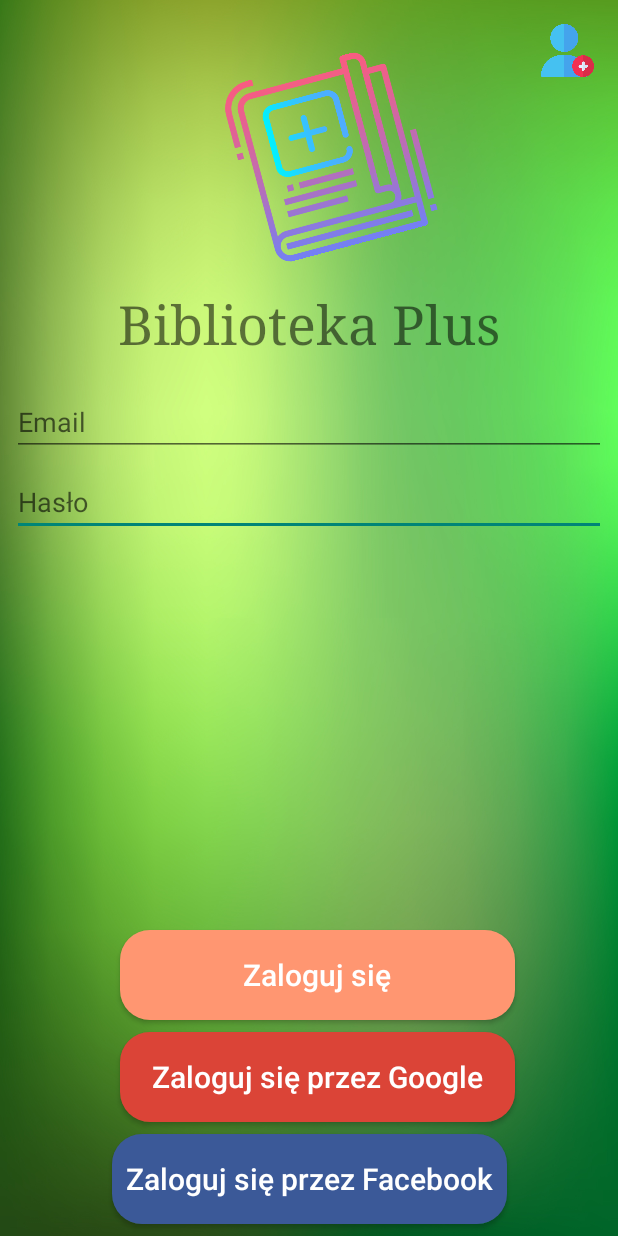
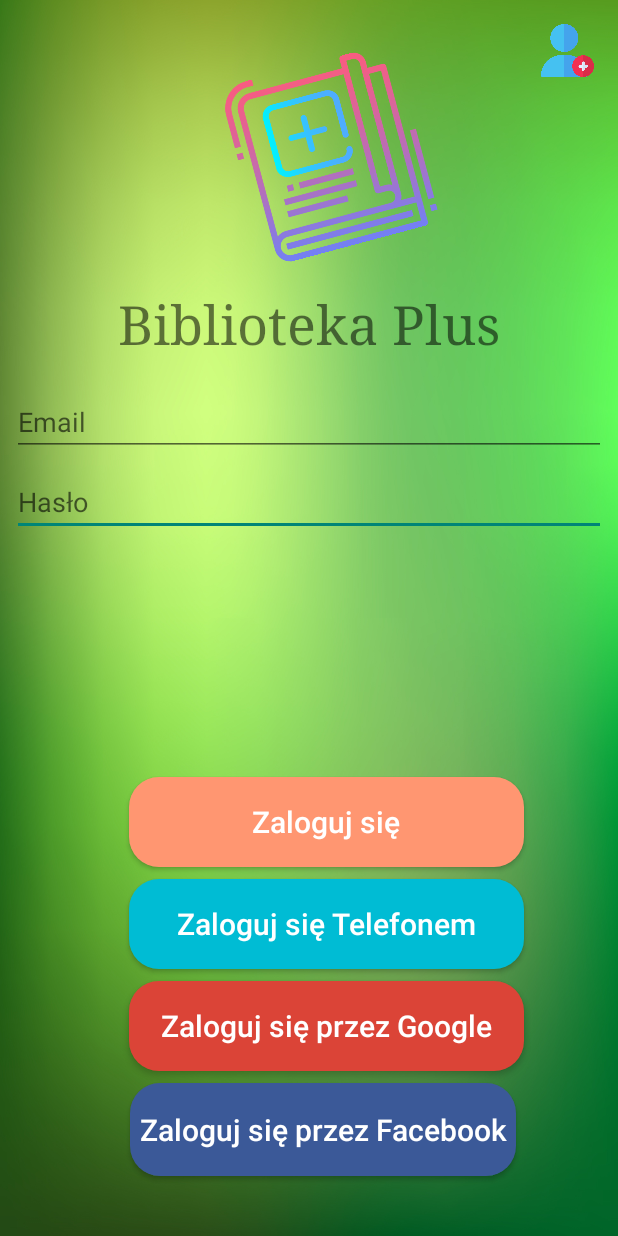
Before and after one commit to dawid2010/bibliotekaplus, an Android app: the screen it shows after launch (logowanie), on a phone screen of 412 x 824 dp. Run offline under Robolectric (Android 15) with nearby library versions, the phone set to English and light mode, and no system bars; our stand-ins replace Firebase (no records; nobody signed in at launch, a user with empty details on screens opened directly).

Commit message:
Dodanie nowej funkcjonalnośći logowania przez telefon

```diff
--- a/app/src/main/AndroidManifest.xml
+++ b/app/src/main/AndroidManifest.xml
@@ -52,6 +52,7 @@
         <activity android:name=".ranking" />
         <activity android:name=".ranking_gen" />
         <activity android:name=".logowanie_google" />
+        <activity android:name=".logowanie_tel" />
         <meta-data
             android:name="com.google.android.geo.API_KEY"
             android:value="AIzaSyCUI864TMgeS2gWTf2u6TITPPDuQms4TjA" />
--- a/app/src/main/java/mobile/bibliotekaplus/logowanie.java
+++ b/app/src/main/java/mobile/bibliotekaplus/logowanie.java
@@ -25,36 +25,50 @@ import java.util.Calendar;
 import java.util.Date;
 
 public class logowanie extends AppCompatActivity {
-
+    String test = "";
     private ImageView imageView;
     private GlobalClass globalClass;
+
     @Override
     protected void onCreate(@Nullable Bundle savedInstanceState) {
         super.onCreate(savedInstanceState);
         setContentView(R.layout.activity_logowanie);
-        globalClass =(GlobalClass) getApplicationContext();
+        globalClass = (GlobalClass) getApplicationContext();
+        db.collection("zamowienie")
+                .get()
+                .addOnCompleteListener(new OnCompleteListener<QuerySnapshot>() {
+                    @Override
+                    public void onComplete(@NonNull Task<QuerySnapshot> task) {
+                        if (task.isSuccessful()) {
+                            for (QueryDocumentSnapshot document : task.getResult()) {
+                                test += document.getData().toString();
+                            }
+                        }
+                        System.out.println(test);
+                    }
+                });
 
-        imageView =(ImageView) findViewById(R.id.logo);
+        imageView = (ImageView) findViewById(R.id.logo);
         loadUser();
         animateShakeLogo();
         init();
         initFB();
         initGoogle();
         initRejestracja();
+        initTEL();
     }
 
     private void animateShakeLogo() {
-        Animation shake = AnimationUtils.loadAnimation(this,R.anim.shake);
+        Animation shake = AnimationUtils.loadAnimation(this, R.anim.shake);
         imageView.setAnimation(shake);
     }
 
-    private void init(){
+    private void init() {
         Button btnMap = (Button) findViewById(R.id.logowanie_d);
         btnMap.setOnClickListener(new View.OnClickListener() {
             @Override
-            public void onClick(View view){
-                if(validateUser()) {
-
+            public void onClick(View view) {
+                if (validateUser()) {
                     Intent intent = new Intent(logowanie.this, menu_glowne.class);
                     startActivity(intent);
                 }
@@ -62,44 +76,55 @@ public class logowanie extends AppCompatActivity {
         });
     }
 
-    private void initRejestracja(){
+    private void initRejestracja() {
         Button btnMap = (Button) findViewById(R.id.btnrejestracja);
         btnMap.setOnClickListener(new View.OnClickListener() {
             @Override
-            public void onClick(View view){
-                    Intent intent = new Intent(logowanie.this, rejestracja.class);
-                    startActivity(intent);
-
+            public void onClick(View view) {
+                Intent intent = new Intent(logowanie.this, rejestracja.class);
+                startActivity(intent);
             }
         });
     }
 
-    private void initFB(){
+    private void initTEL() {
+        Button btnMap = (Button) findViewById(R.id.logowanie_tel);
+        btnMap.setOnClickListener(new View.OnClickListener() {
+            @Override
+            public void onClick(View view) {
+                Intent intent = new Intent(logowanie.this, logowanie_tel.class);
+                startActivity(intent);
+            }
+        });
+    }
+
+    private void initFB() {
         Button btnMap = (Button) findViewById(R.id.logowanie_fb);
         btnMap.setOnClickListener(new View.OnClickListener() {
             @Override
-            public void onClick(View view){
+            public void onClick(View view) {
                 Intent intent = new Intent(logowanie.this, logowanie_fb.class);
                 startActivity(intent);
-
             }
         });
     }
-    private void initGoogle(){
+
+    private void initGoogle() {
         Button btnMap = (Button) findViewById(R.id.btnlogowanie_google);
         btnMap.setOnClickListener(new View.OnClickListener() {
             @Override
-            public void onClick(View view){
+            public void onClick(View view) {
                 Intent intent = new Intent(logowanie.this, logowanie_google.class);
                 startActivity(intent);
-
             }
         });
     }
 
     private FirebaseFirestore db = FirebaseFirestore.getInstance();
+
     private ArrayList<ArrayList<String>> uzytkownicy = new ArrayList<>();
-    private void loadUser(){
+
+    private void loadUser() {
         db.collection("uzytkownicy")
                 .get()
                 .addOnCompleteListener(new OnCompleteListener<QuerySnapshot>() {
@@ -117,57 +142,54 @@ public class logowanie extends AppCompatActivity {
                                 uzytkownik.add(document.getId());
                                 Calendar cal = Calendar.getInstance();
                                 Date dzis = cal.getTime();
-                                long difference = Math.abs(dzis.getTime()-dataurodzenia.getTime());
-                                difference = difference/ (24 * 60 * 60 * 1000)/365;
+                                long difference = Math.abs(dzis.getTime() - dataurodzenia.getTime());
+                                difference = difference / (24 * 60 * 60 * 1000) / 365;
                                 Calendar cal2 = Calendar.getInstance();
                                 cal2.setTime(dataurodzenia);
                                 int year = cal2.get(Calendar.YEAR);
                                 int month = cal2.get(Calendar.MONTH);
                                 int day = cal2.get(Calendar.DAY_OF_MONTH);
-                                String dataurodzeniaT = day+"-"+(month+1)+"-"+year;
-                                uzytkownik.add(difference+"");
+                                String dataurodzeniaT = day + "-" + (month + 1) + "-" + year;
+                                uzytkownik.add(difference + "");
                                 uzytkownik.add(plec);
                                 uzytkownik.add(dataurodzeniaT);
                                 uzytkownicy.add(uzytkownik);
                             }
                         } else {
-                            String taskExc = task.getException()+"";
-                            Toast.makeText(logowanie.this,taskExc , Toast.LENGTH_SHORT).show();
-
+                            String taskExc = task.getException() + "";
+                            Toast.makeText(logowanie.this, taskExc, Toast.LENGTH_SHORT).show();
                         }
                     }
                 });
     }
 
-    private boolean validateUser(){
-         EditText editTextMail;
-         EditText editTextHaslo;
-        editTextMail =(EditText) findViewById(R.id.mail);
-        editTextHaslo = (EditText)findViewById(R.id.haslo);
+    private boolean validateUser() {
+        EditText editTextMail;
+        EditText editTextHaslo;
+        editTextMail = (EditText) findViewById(R.id.mail);
+        editTextHaslo = (EditText) findViewById(R.id.haslo);
         String mail = editTextMail.getText().toString().trim();
         String haslo = editTextHaslo.getText().toString().trim();
         Boolean autoryzacja = false;
-        for(ArrayList<String> u:uzytkownicy){
-            if(u.get(0).equals(mail)){
-                if(u.get(1).equals(haslo)){
-                    autoryzacja=true;
+        for (ArrayList<String> u : uzytkownicy) {
+            if (u.get(0).equals(mail)) {
+                if (u.get(1).equals(haslo)) {
+                    autoryzacja = true;
                     globalClass.setMail(u.get(0));
                     globalClass.setUserId(u.get(2));
                     globalClass.setUserWiek(Double.parseDouble(u.get(3)));
                     globalClass.setPlec(u.get(4));
                     globalClass.setDataUrodzenia(u.get(5));
+                } else {
+                    Toast.makeText(this, "Błędne hasło", Toast.LENGTH_SHORT).show();
                 }
-                else{
-                    Toast.makeText(this,"Błędne hasło",Toast.LENGTH_SHORT).show();
-                }
-            }
-            else{
+            } else {
                 //
             }
         }
 
-        if(!autoryzacja){
-            Toast.makeText(this,"Brak użytkownika, zarejestruj się lub zaloguj się przez social media",Toast.LENGTH_SHORT).show();
+        if (!autoryzacja) {
+            Toast.makeText(this, "Brak użytkownika, zarejestruj się lub zaloguj się przez social media", Toast.LENGTH_SHORT).show();
         }
         return autoryzacja;
     }
--- /dev/null
+++ b/app/src/main/res/drawable-v24/tel_button.xml
@@ -0,0 +1,5 @@
+<?xml version="1.0" encoding="utf-8"?>
+<shape xmlns:android="http://schemas.android.com/apk/res/android" android:shape="rectangle">
+    <solid android:color="#00BCD4"/>
+    <corners android:radius="20dp"/>
+</shape>
--- a/app/src/main/res/layout/activity_logowanie.xml
+++ b/app/src/main/res/layout/activity_logowanie.xml
@@ -7,6 +7,23 @@
     android:layout_height="match_parent"
     android:background="@drawable/tlo"
     >
+
+    <Button
+        android:id="@+id/logowanie_tel"
+        android:layout_width="263dp"
+        android:layout_height="60dp"
+        android:layout_marginStart="8dp"
+        android:layout_marginEnd="8dp"
+        android:layout_marginBottom="8dp"
+        android:background="@drawable/tel_button"
+        android:text="Zaloguj się Telefonem"
+        android:textAllCaps="false"
+        android:textColor="@color/common_google_signin_btn_text_dark_default"
+        android:textSize="20sp"
+        app:layout_constraintBottom_toTopOf="@+id/btnlogowanie_google"
+        app:layout_constraintEnd_toEndOf="parent"
+        app:layout_constraintHorizontal_bias="0.59"
+        app:layout_constraintStart_toStartOf="parent" />
 
     <Button
         android:id="@+id/logowanie_d"
@@ -20,9 +37,9 @@
         android:textAllCaps="false"
         android:textColor="@color/common_google_signin_btn_text_dark_default"
         android:textSize="20sp"
-        app:layout_constraintBottom_toTopOf="@+id/btnlogowanie_google"
+        app:layout_constraintBottom_toTopOf="@+id/logowanie_tel"
         app:layout_constraintEnd_toEndOf="parent"
-        app:layout_constraintHorizontal_bias="0.542"
+        app:layout_constraintHorizontal_bias="0.59"
         app:layout_constraintStart_toStartOf="parent" />
 
     <Button
@@ -39,7 +56,7 @@
         android:textSize="20sp"
         app:layout_constraintBottom_toTopOf="@+id/logowanie_fb"
         app:layout_constraintEnd_toEndOf="parent"
-        app:layout_constraintHorizontal_bias="0.542"
+        app:layout_constraintHorizontal_bias="0.59"
         app:layout_constraintStart_toStartOf="parent" />
 
     <ImageView
@@ -71,11 +88,11 @@
 
     <Button
         android:id="@+id/logowanie_fb"
-        android:layout_width="263dp"
-        android:layout_height="60dp"
+        android:layout_width="257dp"
+        android:layout_height="62dp"
         android:layout_marginStart="8dp"
         android:layout_marginEnd="8dp"
-        android:layout_marginBottom="8dp"
+        android:layout_marginBottom="40dp"
         android:background="@drawable/fb_button"
         android:text="Zaloguj się przez Facebook"
         android:textAllCaps="false"
@@ -83,6 +100,7 @@
         android:textSize="20sp"
         app:layout_constraintBottom_toBottomOf="parent"
         app:layout_constraintEnd_toEndOf="parent"
+        app:layout_constraintHorizontal_bias="0.565"
         app:layout_constraintStart_toStartOf="parent" />
 
     <EditText
--- a/build.gradle
+++ b/build.gradle
@@ -10,7 +10,7 @@ buildscript {
     }
     dependencies {
         classpath 'com.android.tools.build:gradle:3.5.3'
-        classpath 'com.google.gms:google-services:4.0.1'
+        classpath 'com.google.gms:google-services:4.2.0'
 
         // NOTE: Do not place your application dependencies here; they belong
         // in the individual module build.gradle files
```
Also changed, not shown: app/src/main/java/mobile/bibliotekaplus/logowanie_tel.java (added, +344 -0 lines), app/src/main/res/layout/activity_logowanie_tel.xml (added, +63 -0 lines), 1 other file.
